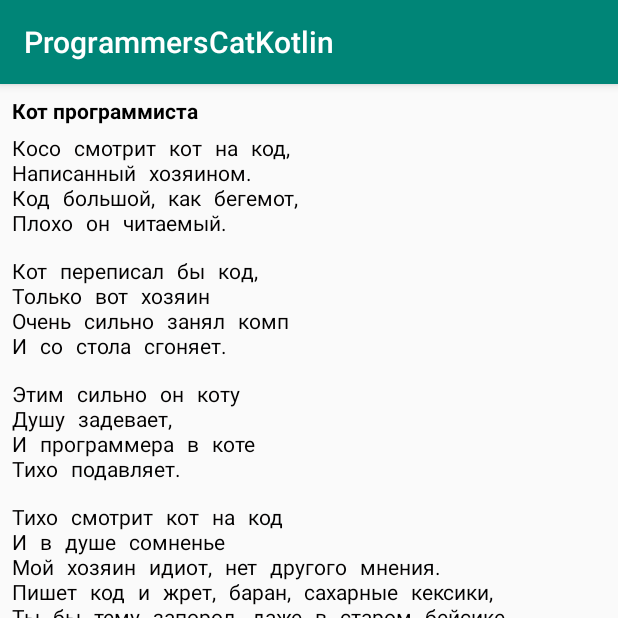
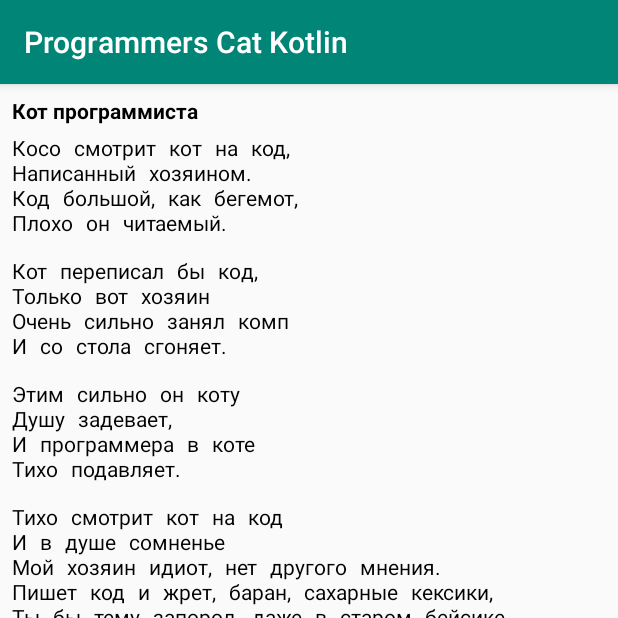
Before and after one commit to bbogatov/ProgrammersCatKotlin, an Android app: the screen it shows after launch (MainActivity), on a phone screen of 412 x 824 dp, the top half of it. Run offline under Robolectric (Android 15) with nearby library versions, the phone set to English and light mode, and no system bars.

Commit message:
add poem name to R.java, change application name

```diff
--- a/app/src/main/java/com/example/programmerscatkotlin/MainActivity.kt
+++ b/app/src/main/java/com/example/programmerscatkotlin/MainActivity.kt
@@ -14,7 +14,7 @@ class MainActivity : AppCompatActivity() {
         super.onCreate(savedInstanceState)
         setContentView(R.layout.activity_main)
 
-        val poem = readPoem(this, "poem.txt")
+        val poem = readPoem(this, getString(R.string.poem_name))
 
         val poemName = getPoemName(poem)
         val poemNameView: TextView = findViewById(R.id.poem_name)
--- a/app/src/main/res/values/strings.xml
+++ b/app/src/main/res/values/strings.xml
@@ -1,3 +1,4 @@
 <resources>
-    <string name="app_name">ProgrammersCatKotlin</string>
+    <string name="app_name">Programmers Cat Kotlin</string>
+    <string name="poem_name">poem.txt</string>
 </resources>
```
